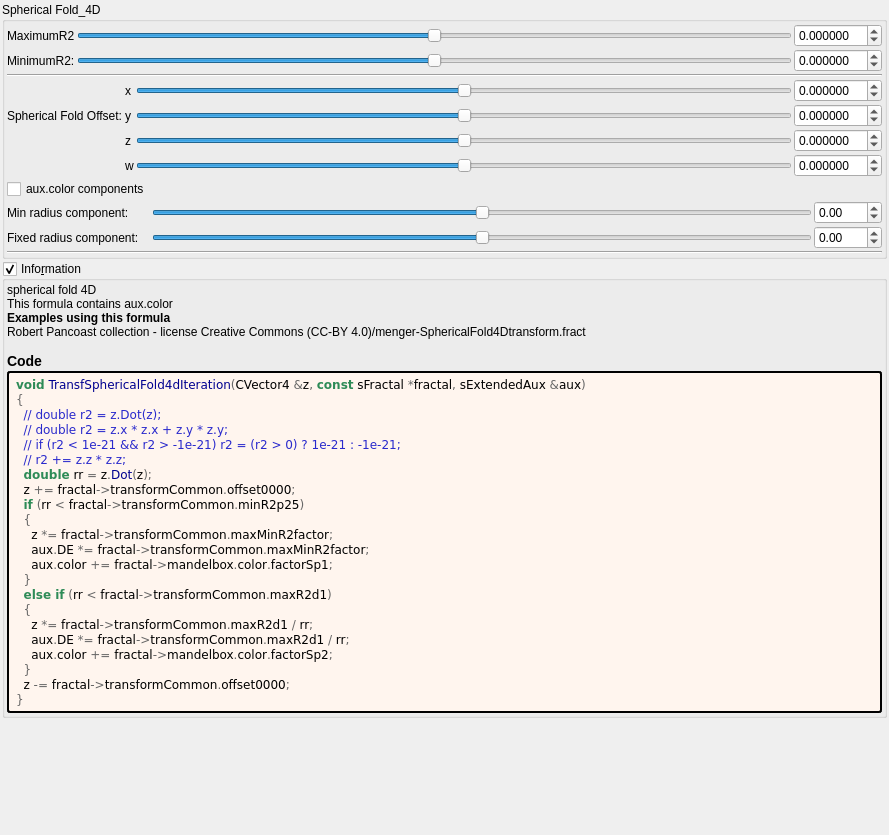
The window that mandelbulber2/formula/ui/fractal_transf_spherical_fold4d.ui (buddhi1980/mandelbulber2) describes before a commit, drawn with Qt 5.
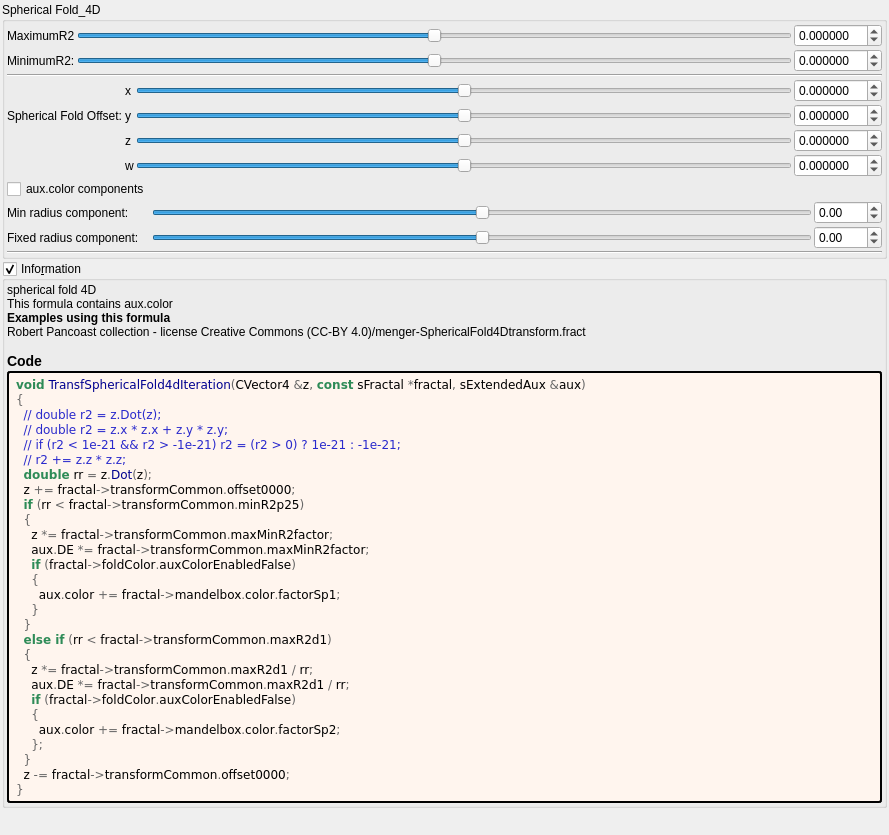
The same window after the commit. Custom widgets are drawn as their Qt base class.

```diff
--- a/mandelbulber2/formula/ui/fractal_transf_spherical_fold4d.ui
+++ b/mandelbulber2/formula/ui/fractal_transf_spherical_fold4d.ui
@@ -638,13 +638,19 @@
   &lt;span style=&quot;color:#676767&quot;&gt;{&lt;/span&gt;
     z &lt;span style=&quot;color:#676767&quot;&gt;*=&lt;/span&gt; fractal&lt;span style=&quot;color:#676767&quot;&gt;-&amp;gt;&lt;/span&gt;transformCommon&lt;span style=&quot;color:#676767&quot;&gt;.&lt;/span&gt;maxMinR2factor&lt;span style=&quot;color:#676767&quot;&gt;;&lt;/span&gt;
     aux&lt;span style=&quot;color:#676767&quot;&gt;.&lt;/span&gt;DE &lt;span style=&quot;color:#676767&quot;&gt;*=&lt;/span&gt; fractal&lt;span style=&quot;color:#676767&quot;&gt;-&amp;gt;&lt;/span&gt;transformCommon&lt;span style=&quot;color:#676767&quot;&gt;.&lt;/span&gt;maxMinR2factor&lt;span style=&quot;color:#676767&quot;&gt;;&lt;/span&gt;
-    aux&lt;span style=&quot;color:#676767&quot;&gt;.&lt;/span&gt;color &lt;span style=&quot;color:#676767&quot;&gt;+=&lt;/span&gt; fractal&lt;span style=&quot;color:#676767&quot;&gt;-&amp;gt;&lt;/span&gt;mandelbox&lt;span style=&quot;color:#676767&quot;&gt;.&lt;/span&gt;color&lt;span style=&quot;color:#676767&quot;&gt;.&lt;/span&gt;factorSp1&lt;span style=&quot;color:#676767&quot;&gt;;&lt;/span&gt;
+    &lt;span style=&quot;color:#2e8b57; font-weight:bold&quot;&gt;if&lt;/span&gt; &lt;span style=&quot;color:#676767&quot;&gt;(&lt;/span&gt;fractal&lt;span style=&quot;color:#676767&quot;&gt;-&amp;gt;&lt;/span&gt;foldColor&lt;span style=&quot;color:#676767&quot;&gt;.&lt;/span&gt;auxColorEnabledFalse&lt;span style=&quot;color:#676767&quot;&gt;)&lt;/span&gt;
+    &lt;span style=&quot;color:#676767&quot;&gt;{&lt;/span&gt;
+      aux&lt;span style=&quot;color:#676767&quot;&gt;.&lt;/span&gt;color &lt;span style=&quot;color:#676767&quot;&gt;+=&lt;/span&gt; fractal&lt;span style=&quot;color:#676767&quot;&gt;-&amp;gt;&lt;/span&gt;mandelbox&lt;span style=&quot;color:#676767&quot;&gt;.&lt;/span&gt;color&lt;span style=&quot;color:#676767&quot;&gt;.&lt;/span&gt;factorSp1&lt;span style=&quot;color:#676767&quot;&gt;;&lt;/span&gt;
+    &lt;span style=&quot;color:#676767&quot;&gt;}&lt;/span&gt;
   &lt;span style=&quot;color:#676767&quot;&gt;}&lt;/span&gt;
   &lt;span style=&quot;color:#2e8b57; font-weight:bold&quot;&gt;else if&lt;/span&gt; &lt;span style=&quot;color:#676767&quot;&gt;(&lt;/span&gt;rr &lt;span style=&quot;color:#676767&quot;&gt;&amp;lt;&lt;/span&gt; fractal&lt;span style=&quot;color:#676767&quot;&gt;-&amp;gt;&lt;/span&gt;transformCommon&lt;span style=&quot;color:#676767&quot;&gt;.&lt;/span&gt;maxR2d1&lt;span style=&quot;color:#676767&quot;&gt;)&lt;/span&gt;
   &lt;span style=&quot;color:#676767&quot;&gt;{&lt;/span&gt;
     z &lt;span style=&quot;color:#676767&quot;&gt;*=&lt;/span&gt; fractal&lt;span style=&quot;color:#676767&quot;&gt;-&amp;gt;&lt;/span&gt;transformCommon&lt;span style=&quot;color:#676767&quot;&gt;.&lt;/span&gt;maxR2d1 &lt;span style=&quot;color:#676767&quot;&gt;/&lt;/span&gt; rr&lt;span style=&quot;color:#676767&quot;&gt;;&lt;/span&gt;
     aux&lt;span style=&quot;color:#676767&quot;&gt;.&lt;/span&gt;DE &lt;span style=&quot;color:#676767&quot;&gt;*=&lt;/span&gt; fractal&lt;span style=&quot;color:#676767&quot;&gt;-&amp;gt;&lt;/span&gt;transformCommon&lt;span style=&quot;color:#676767&quot;&gt;.&lt;/span&gt;maxR2d1 &lt;span style=&quot;color:#676767&quot;&gt;/&lt;/span&gt; rr&lt;span style=&quot;color:#676767&quot;&gt;;&lt;/span&gt;
-    aux&lt;span style=&quot;color:#676767&quot;&gt;.&lt;/span&gt;color &lt;span style=&quot;color:#676767&quot;&gt;+=&lt;/span&gt; fractal&lt;span style=&quot;color:#676767&quot;&gt;-&amp;gt;&lt;/span&gt;mandelbox&lt;span style=&quot;color:#676767&quot;&gt;.&lt;/span&gt;color&lt;span style=&quot;color:#676767&quot;&gt;.&lt;/span&gt;factorSp2&lt;span style=&quot;color:#676767&quot;&gt;;&lt;/span&gt;
+    &lt;span style=&quot;color:#2e8b57; font-weight:bold&quot;&gt;if&lt;/span&gt; &lt;span style=&quot;color:#676767&quot;&gt;(&lt;/span&gt;fractal&lt;span style=&quot;color:#676767&quot;&gt;-&amp;gt;&lt;/span&gt;foldColor&lt;span style=&quot;color:#676767&quot;&gt;.&lt;/span&gt;auxColorEnabledFalse&lt;span style=&quot;color:#676767&quot;&gt;)&lt;/span&gt;
+    &lt;span style=&quot;color:#676767&quot;&gt;{&lt;/span&gt;
+      aux&lt;span style=&quot;color:#676767&quot;&gt;.&lt;/span&gt;color &lt;span style=&quot;color:#676767&quot;&gt;+=&lt;/span&gt; fractal&lt;span style=&quot;color:#676767&quot;&gt;-&amp;gt;&lt;/span&gt;mandelbox&lt;span style=&quot;color:#676767&quot;&gt;.&lt;/span&gt;color&lt;span style=&quot;color:#676767&quot;&gt;.&lt;/span&gt;factorSp2&lt;span style=&quot;color:#676767&quot;&gt;;&lt;/span&gt;
+    &lt;span style=&quot;color:#676767&quot;&gt;};&lt;/span&gt;
   &lt;span style=&quot;color:#676767&quot;&gt;}&lt;/span&gt;
   z &lt;span style=&quot;color:#676767&quot;&gt;-=&lt;/span&gt; fractal&lt;span style=&quot;color:#676767&quot;&gt;-&amp;gt;&lt;/span&gt;transformCommon&lt;span style=&quot;color:#676767&quot;&gt;.&lt;/span&gt;offset0000&lt;span style=&quot;color:#676767&quot;&gt;;&lt;/span&gt;
 &lt;span style=&quot;color:#676767&quot;&gt;}&lt;/span&gt;
```
Left out of the diff: 8 changed lines with no effect on the pictures. Lines whose indentation alone changed are shown as unchanged.
